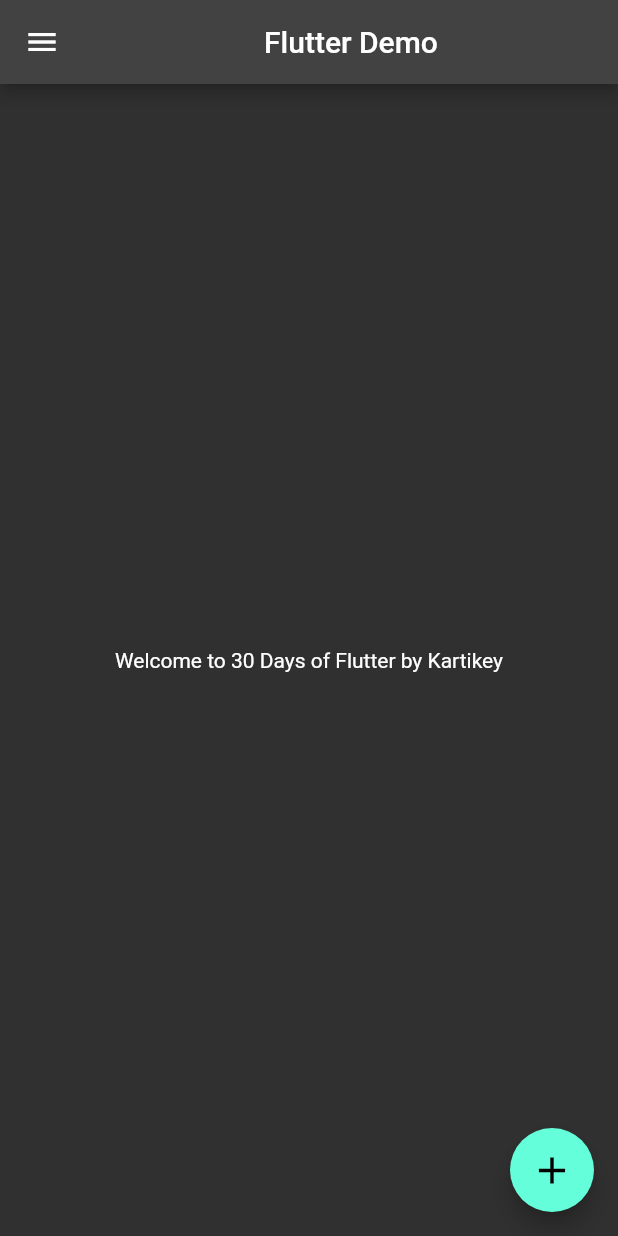
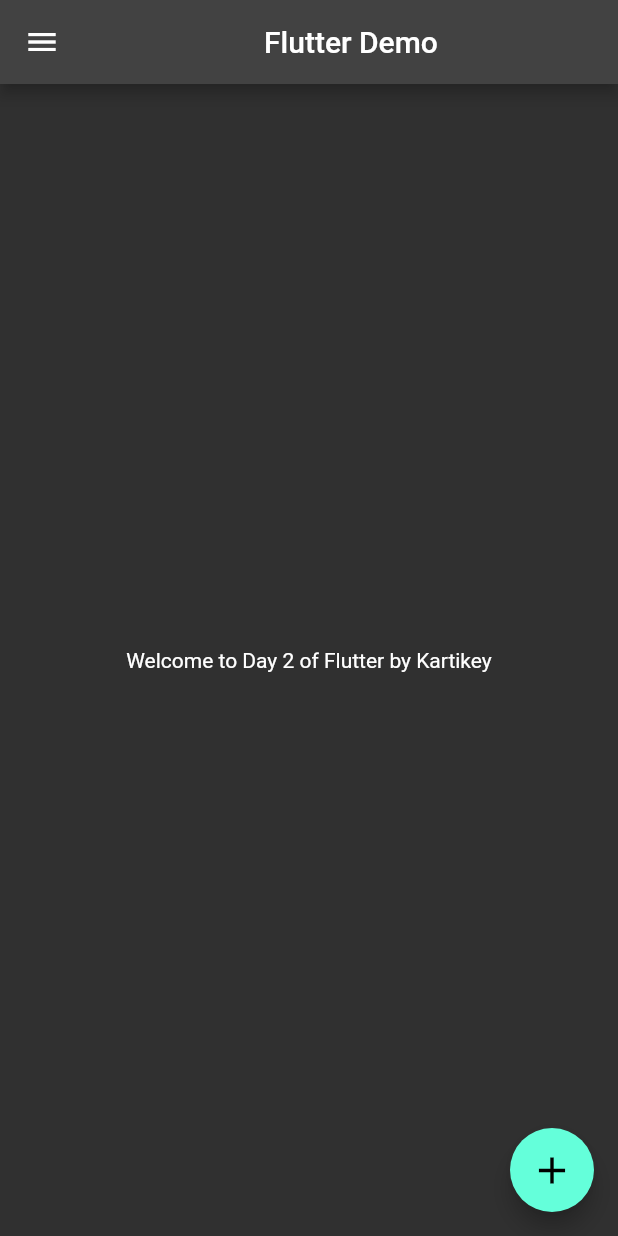
Before and after one commit to Antrimo/30DaysOfFlutter, a Flutter app: the Homepage screen opened by its route, on a phone screen of 412 x 824 dp. Run offline on Flutter 3.47's test engine with Material 2 defaults, Android fonts, the phone set to English and light mode, and no system bars.

Commit message:
Day2: modify

```diff
--- a/lib/main.dart
+++ b/lib/main.dart
@@ -17,7 +17,7 @@ class MyApp extends StatelessWidget {
         darkTheme: ThemeData(
           brightness: Brightness.dark,
         ),
-        initialRoute: "/home",
+        initialRoute: "/login",
         routes: {
           "/login": (context) => const Loginpage(),
           "/home": (context) => const Homepage(),
--- a/lib/pages/homepage.dart
+++ b/lib/pages/homepage.dart
@@ -5,13 +5,13 @@ class Homepage extends StatelessWidget {
 
   @override
   Widget build(BuildContext context) {
-    int days = 30;
+    int days = 2;
     String name = 'Kartikey';
     var one = 'Demo';
     return Scaffold(
       appBar: AppBar(title: Center(child: Text('Flutter $one'))),
       body: Center(
-        child: Text('Welcome to $days Days of Flutter by $name'),
+        child: Text('Welcome to Day $days of Flutter by $name'),
       ),
       drawer: const Drawer(),
       floatingActionButton: FloatingActionButton(
--- a/lib/pages/loginpage.dart
+++ b/lib/pages/loginpage.dart
@@ -12,9 +12,9 @@ class Loginpage extends StatelessWidget {
             child: Text(
               'Login Page',
               style: TextStyle(
-                color: Colors.blue,
-                fontSize: 20,
-              ),
+                  color: Colors.blue,
+                  fontSize: 30,
+                  fontStyle: FontStyle.italic),
             ),
           ),
         ));
```
